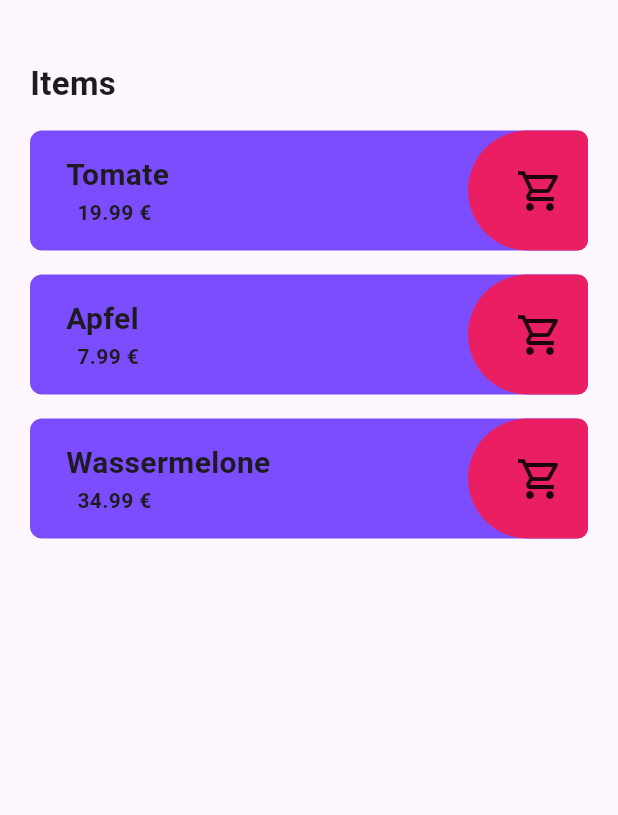
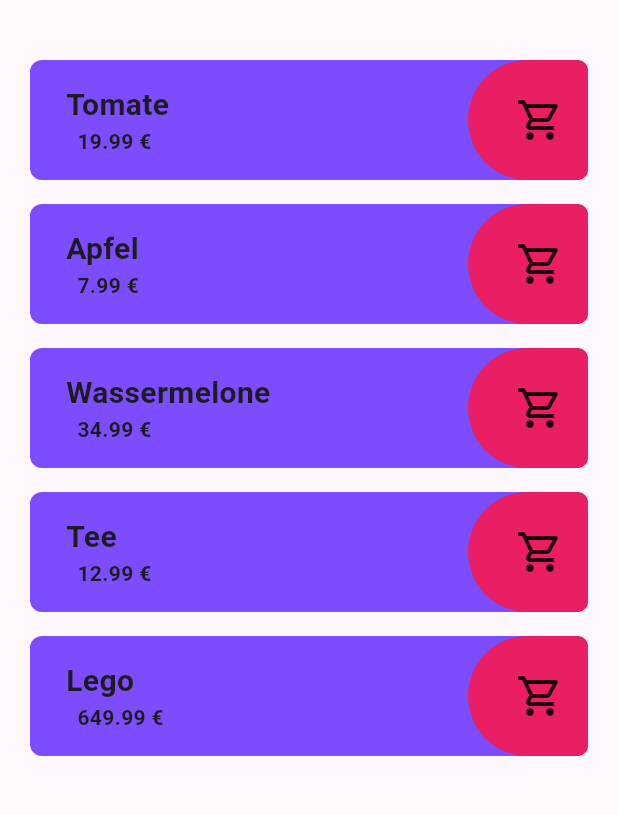
Before and after one commit to arthur892/simple_beautiful_shopping_list, a Flutter app: the screen it shows after launch, on a phone screen of 412 x 824 dp, the part 84-899 px from its top. Run offline on Flutter 3.47's test engine with Material 3 defaults, Android fonts, the light colour scheme and no system bars.

Commit message:
Made exercise more clear.

```diff
--- a/lib/main.dart
+++ b/lib/main.dart
@@ -7,6 +7,8 @@ void main() {
     Product("Tomate", 19.99),
     Product("Apfel", 7.99),
     Product("Wassermelone", 34.99),
+    Product("Tee", 12.99),
+    Product("Lego", 649.99)
   ];
 
   runApp(MainApp(products: products));
@@ -18,7 +20,6 @@ class MainApp extends StatelessWidget {
 
   final List<Product> products;
 
-  // This widget is the root of your application.
   @override
   Widget build(BuildContext context) {
     return MaterialApp(
--- a/lib/presentation/list_content.dart
+++ b/lib/presentation/list_content/column_list_content.dart
@@ -2,27 +2,25 @@ import 'package:flutter/material.dart';
 import 'package:simple_beautiful_shopping_list/models/product.dart';
 import 'package:simple_beautiful_shopping_list/presentation/list_entry.dart';
 
-class ListContent extends StatelessWidget {
-  const ListContent({super.key, required this.products});
+class ColumnListContent extends StatelessWidget {
+  const ColumnListContent({super.key, required this.products});
 
   final List<Product> products;
 
   @override
   Widget build(BuildContext context) {
-    // Diese Column soll durch eine ListView ersetzt werden.
     return Column(
       crossAxisAlignment: CrossAxisAlignment.start,
       children: [
-        const Text(
-          "Items",
-          style: TextStyle(fontWeight: FontWeight.bold, fontSize: 22),
-        ),
-        const SizedBox(height: 16),
         ListEntry(product: products[0]),
         const SizedBox(height: 16),
         ListEntry(product: products[1]),
         const SizedBox(height: 16),
         ListEntry(product: products[2]),
+        const SizedBox(height: 16),
+        ListEntry(product: products[3]),
+        const SizedBox(height: 16),
+        ListEntry(product: products[4]),
       ],
     );
   }
--- a/lib/presentation/main_screen.dart
+++ b/lib/presentation/main_screen.dart
@@ -1,6 +1,9 @@
+// ignore_for_file: unused_import
 import 'package:flutter/material.dart';
 import 'package:simple_beautiful_shopping_list/models/product.dart';
-import 'package:simple_beautiful_shopping_list/presentation/list_content.dart';
+import 'package:simple_beautiful_shopping_list/presentation/list_content/builder_list_view_list_content.dart';
+import 'package:simple_beautiful_shopping_list/presentation/list_content/column_list_content.dart';
+import 'package:simple_beautiful_shopping_list/presentation/list_content/separated_list_view_list_content.dart';
 
 class MainScreen extends StatelessWidget {
   const MainScreen({super.key, required this.products});
@@ -19,8 +22,9 @@ class MainScreen extends StatelessWidget {
       ),
       body: Padding(
         padding: const EdgeInsets.symmetric(horizontal: 20, vertical: 40),
-        // Die Column in diesem Widget soll durch eine ListView ersetzt werden.
-        child: ListContent(products: products),
+        // child: SeparatedListViewListContent(products: products),
+        // child: BuilderListViewListContent(products: products),
+        child: ColumnListContent(products: products),
       ),
     );
   }
```
Also changed, not shown: lib/presentation/list_content/builder_list_view_list_content.dart (added, +14 -0 lines), lib/presentation/list_content/separated_list_view_list_content.dart (added, +14 -0 lines).
